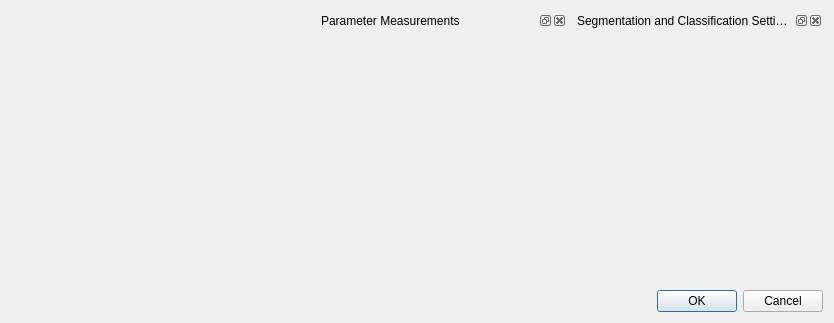
ECMora/SoundLab, file graphic_interface/UI_Files/detectElementsDialog.ui: the form before one commit.
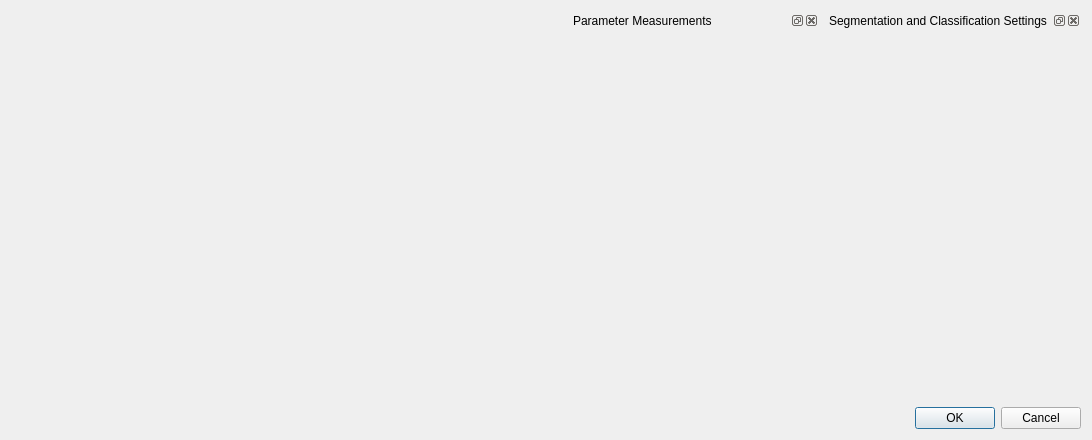
The form after the commit. Custom widgets are drawn as their Qt base class.

Commit message:
completing segementation and classification
adapters and factory

What changed in the file:
```diff
--- a/graphic_interface/UI_Files/detectElementsDialog.ui
+++ b/graphic_interface/UI_Files/detectElementsDialog.ui
@@ -9,8 +9,8 @@
    <rect>
     <x>0</x>
     <y>0</y>
-    <width>830</width>
-    <height>323</height>
+    <width>1092</width>
+    <height>440</height>
    </rect>
   </property>
   <property name="sizePolicy">
@@ -41,92 +41,6 @@
    <bool>false</bool>
   </property>
   <layout class="QGridLayout" name="gridLayout">
-   <item row="1" column="2">
-    <widget class="QDialogButtonBox" name="buttonBox">
-     <property name="styleSheet">
-      <string notr="true"/>
-     </property>
-     <property name="orientation">
-      <enum>Qt::Horizontal</enum>
-     </property>
-     <property name="standardButtons">
-      <set>QDialogButtonBox::Cancel|QDialogButtonBox::Ok</set>
-     </property>
-     <property name="centerButtons">
-      <bool>false</bool>
-     </property>
-    </widget>
-   </item>
-   <item row="0" column="2">
-    <widget class="QDockWidget" name="dock_segm_classif">
-     <property name="sizePolicy">
-      <sizepolicy hsizetype="Expanding" vsizetype="Expanding">
-       <horstretch>0</horstretch>
-       <verstretch>0</verstretch>
-      </sizepolicy>
-     </property>
-     <property name="minimumSize">
-      <size>
-       <width>250</width>
-       <height>84</height>
-      </size>
-     </property>
-     <property name="maximumSize">
-      <size>
-       <width>524287</width>
-       <height>524287</height>
-      </size>
-     </property>
-     <property name="styleSheet">
-      <string notr="true"/>
-     </property>
-     <property name="floating">
-      <bool>false</bool>
-     </property>
-     <property name="features">
-      <set>QDockWidget::AllDockWidgetFeatures</set>
-     </property>
-     <property name="windowTitle">
-      <string>Segmentation and Classification Settings</string>
-     </property>
-     <widget class="QWidget" name="segmentation_classification_settings"/>
-    </widget>
-   </item>
-   <item row="0" column="1" rowspan="2">
-    <widget class="QDockWidget" name="dock_parameter_measurement">
-     <property name="sizePolicy">
-      <sizepolicy hsizetype="Expanding" vsizetype="Expanding">
-       <horstretch>0</horstretch>
-       <verstretch>0</verstretch>
-      </sizepolicy>
-     </property>
-     <property name="minimumSize">
-      <size>
-       <width>250</width>
-       <height>84</height>
-      </size>
-     </property>
-     <property name="maximumSize">
-      <size>
-       <width>524287</width>
-       <height>524287</height>
-      </size>
-     </property>
-     <property name="styleSheet">
-      <string notr="true"/>
-     </property>
-     <property name="floating">
-      <bool>false</bool>
-     </property>
-     <property name="features">
-      <set>QDockWidget::AllDockWidgetFeatures</set>
-     </property>
-     <property name="windowTitle">
-      <string>Parameter Measurements</string>
-     </property>
-     <widget class="QWidget" name="parameter_measurement_settings"/>
-    </widget>
-   </item>
    <item row="0" column="0" rowspan="2">
     <widget class="QSignalDetectorWidget" name="widget" native="true">
      <property name="enabled">
@@ -154,6 +68,107 @@
      </layout>
     </widget>
    </item>
+   <item row="0" column="1" rowspan="2" colspan="2">
+    <widget class="QDockWidget" name="dock_parameter_measurement">
+     <property name="sizePolicy">
+      <sizepolicy hsizetype="Maximum" vsizetype="Expanding">
+       <horstretch>0</horstretch>
+       <verstretch>0</verstretch>
+      </sizepolicy>
+     </property>
+     <property name="minimumSize">
+      <size>
+       <width>250</width>
+       <height>84</height>
+      </size>
+     </property>
+     <property name="maximumSize">
+      <size>
+       <width>16777215</width>
+       <height>16777215</height>
+      </size>
+     </property>
+     <property name="styleSheet">
+      <string notr="true"/>
+     </property>
+     <property name="floating">
+      <bool>false</bool>
+     </property>
+     <property name="features">
+      <set>QDockWidget::AllDockWidgetFeatures</set>
+     </property>
+     <property name="windowTitle">
+      <string>Parameter Measurements</string>
+     </property>
+     <widget class="QWidget" name="parameter_measurement_settings">
+      <zorder>dock_segm_classif</zorder>
+      <zorder>dock_segm_classif</zorder>
+     </widget>
+    </widget>
+   </item>
+   <item row="1" column="4">
+    <widget class="QDialogButtonBox" name="buttonBox">
+     <property name="sizePolicy">
+      <sizepolicy hsizetype="Expanding" vsizetype="Fixed">
+       <horstretch>0</horstretch>
+       <verstretch>0</verstretch>
+      </sizepolicy>
+     </property>
+     <property name="maximumSize">
+      <size>
+       <width>250</width>
+       <height>16777215</height>
+      </size>
+     </property>
+     <property name="styleSheet">
+      <string notr="true"/>
+     </property>
+     <property name="orientation">
+      <enum>Qt::Horizontal</enum>
+     </property>
+     <property name="standardButtons">
+      <set>QDialogButtonBox::Cancel|QDialogButtonBox::Ok</set>
+     </property>
+     <property name="centerButtons">
+      <bool>false</bool>
+     </property>
+    </widget>
+   </item>
+   <item row="0" column="3" colspan="2">
+    <widget class="QDockWidget" name="dock_segm_classif">
+     <property name="sizePolicy">
+      <sizepolicy hsizetype="Maximum" vsizetype="Expanding">
+       <horstretch>0</horstretch>
+       <verstretch>0</verstretch>
+      </sizepolicy>
+     </property>
+     <property name="minimumSize">
+      <size>
+       <width>250</width>
+       <height>84</height>
+      </size>
+     </property>
+     <property name="maximumSize">
+      <size>
+       <width>524287</width>
+       <height>524287</height>
+      </size>
+     </property>
+     <property name="styleSheet">
+      <string notr="true"/>
+     </property>
+     <property name="floating">
+      <bool>false</bool>
+     </property>
+     <property name="features">
+      <set>QDockWidget::AllDockWidgetFeatures</set>
+     </property>
+     <property name="windowTitle">
+      <string>Segmentation and Classification Settings</string>
+     </property>
+     <widget class="QWidget" name="segmentation_classification_settings"/>
+    </widget>
+   </item>
   </layout>
  </widget>
  <customwidgets>
```
The commit also changes 38 other files.
